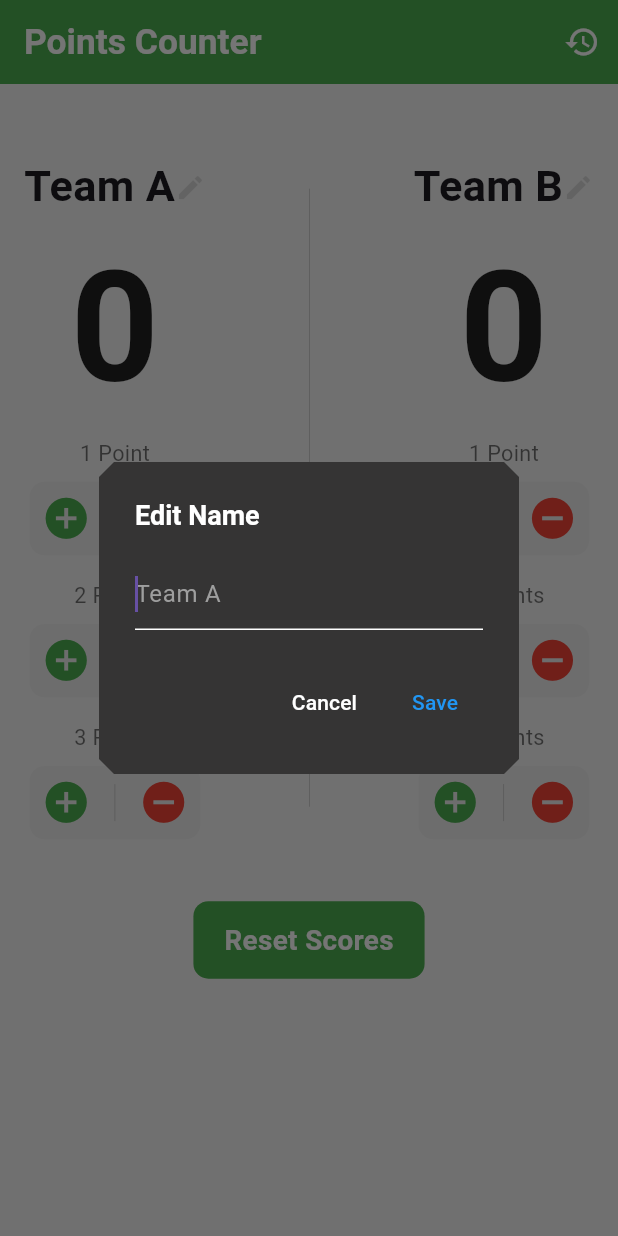
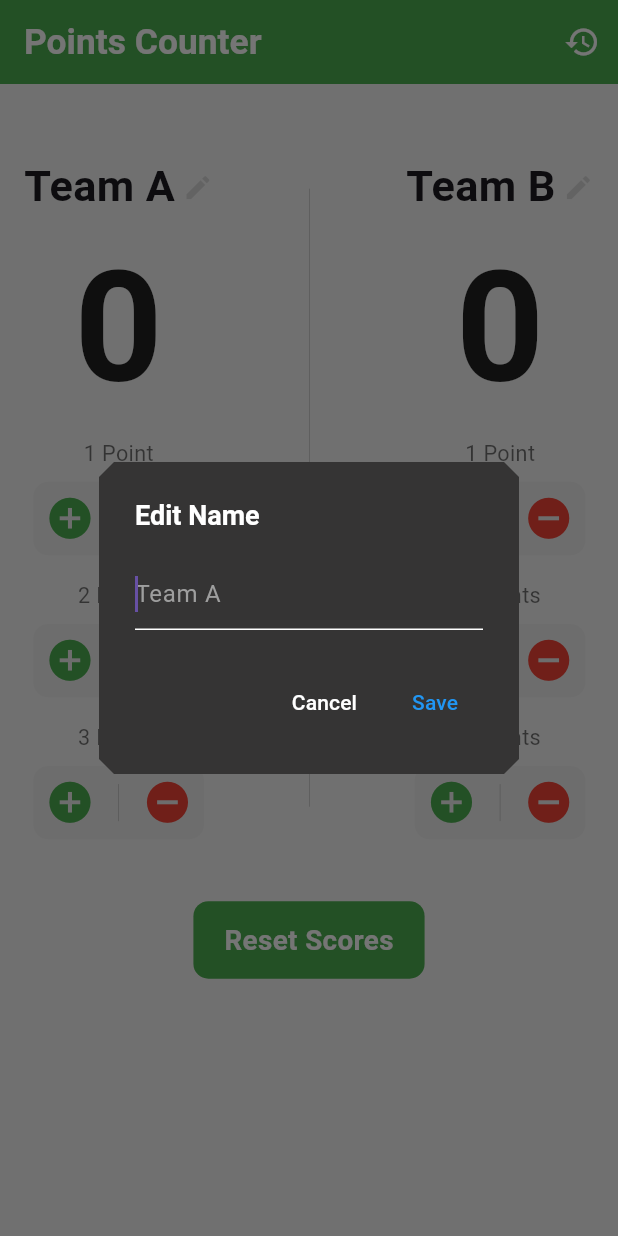
Before and after one commit to Korya25/basketball_counter_app, a Flutter app: the screen it shows after launch, after a tap on the "edit" icon, on a phone screen of 412 x 824 dp. Run offline on Flutter 3.47's test engine with Material 3 defaults, Android fonts, the phone set to English and light mode, and no system bars; our stand-ins replace flutter_bloc.

Commit message:
add Countir cubit

```diff
--- /dev/null
+++ b/lib/cubits/countir_cubit.dart
@@ -0,0 +1,185 @@
+// Counter Cubit
+import 'package:basketball_counter_app/cubits/countir_state.dart';
+import 'package:basketball_counter_app/utils/custom_dialog.dart';
+import 'package:flutter/material.dart';
+import 'package:flutter_bloc/flutter_bloc.dart';
+import 'package:intl/intl.dart';
+
+class CounterCubit extends Cubit<CounterState> {
+  CounterCubit() : super(InitialScoreState());
+
+  int teamAScore = 0;
+  int teamBScore = 0;
+  String teamAName = 'Team A';
+  String teamBName = 'Team B';
+  List<String> scoreHistory = [];
+
+  void addScore(String team, int points) {
+    if (team == teamAName) {
+      teamAScore = (teamAScore + points).clamp(0, double.infinity).toInt();
+    } else {
+      teamBScore = (teamBScore + points).clamp(0, double.infinity).toInt();
+    }
+
+    String timestamp = DateFormat('hh:mm:ss a').format(DateTime.now());
+    String change = points > 0 ? "+$points" : "$points";
+    scoreHistory.add("[$timestamp] $team: $change points");
+    emit(AddScoreState());
+  }
+
+  void minusScore(String team, int points) {
+    if (teamAScore != 0 || teamBScore != 0) {
+      if (team == teamAName) {
+        teamAScore = (teamAScore + points).clamp(0, double.infinity).toInt();
+      } else {
+        teamBScore = (teamBScore + points).clamp(0, double.infinity).toInt();
+      }
+
+      String timestamp = DateFormat('hh:mm:ss a').format(DateTime.now());
+      String change = points > 0 ? "+$points" : "$points";
+      scoreHistory.add("[$timestamp] $team: $change points");
+      emit(AddScoreState());
+    } else {
+      emit(AlertMessageState());
+    }
+  }
+
+  void resetScores(BuildContext context) {
+    if (teamAScore != 0 || teamBScore != 0) {
+      CustomDialogHandler.showCustomDialog(
+        height: 70,
+        context,
+        "Are you sure you want to reset the scores?",
+        backgroundColor: const Color.fromARGB(255, 53, 52, 52),
+        textStyle: const TextStyle(
+          color: Colors.white,
+          fontSize: 17,
+          fontWeight: FontWeight.bold,
+        ),
+        buttontextStyle: const TextStyle(
+          color: Colors.blue,
+          fontSize: 17,
+          fontWeight: FontWeight.bold,
+        ),
+        cancelTap: () => Navigator.pop(context),
+        agreeName: 'Reset',
+        enableCancelButton: true,
+        agreeTap: () {
+          teamAScore = 0;
+          teamBScore = 0;
+          scoreHistory.add(
+            "[${DateFormat('hh:mm:ss a').format(DateTime.now())}] Scores reset to 0.",
+          );
+          emit(ResetScoreState());
+          Navigator.pop(context);
+        },
+      );
+    } else {
+      CustomDialogHandler.showCustomDialog(
+        height: 50,
+        backgroundColor: const Color.fromARGB(255, 53, 52, 52),
+        context,
+        "No points to remove",
+        buttontextStyle: const TextStyle(
+          color: Colors.blue,
+          fontSize: 17,
+          fontWeight: FontWeight.bold,
+        ),
+        textStyle: const TextStyle(
+          color: Colors.white,
+          fontSize: 17,
+          fontWeight: FontWeight.bold,
+        ),
+        agreeTap: () {
+          Navigator.pop(context);
+        },
+      );
+    }
+  }
+
+  void editTeamName(BuildContext context, String team) {
+    TextEditingController controller = TextEditingController();
+
+    showDialog(
+      context: context,
+      builder: (context) => AlertDialog(
+        backgroundColor: const Color.fromARGB(255, 53, 52, 52),
+        shape: BeveledRectangleBorder(
+          borderRadius: BorderRadius.circular(10),
+        ),
+        title: const Text(
+          "Edit Name",
+          style: TextStyle(
+            color: Colors.white,
+            fontWeight: FontWeight.bold,
+            fontSize: 18,
+          ),
+        ),
+        content: TextField(
+          style: const TextStyle(color: Colors.white),
+          controller: controller,
+          autofocus: true,
+          decoration: InputDecoration(
+            hintText: team,
+            hintStyle: const TextStyle(color: Colors.grey),
+            focusedBorder: const UnderlineInputBorder(
+              borderSide: BorderSide(color: Colors.white),
+            ),
+          ),
+        ),
+        actions: [
+          TextButton(
+            onPressed: () => Navigator.pop(context),
+            child: const Text(
+              "Cancel",
+              style: TextStyle(color: Colors.white),
+            ),
+          ),
+          TextButton(
+            onPressed: () {
+              if (team == teamAName) {
+                teamAName =
+                    controller.text.isEmpty ? teamAName : controller.text;
+              } else {
+                teamBName =
+                    controller.text.isEmpty ? teamBName : controller.text;
+              }
+              emit(TeamNameState());
+              Navigator.pop(context);
+            },
+            child: const Text(
+              "Save",
+              style: TextStyle(color: Colors.blue),
+            ),
+          ),
+        ],
+      ),
+    );
+  }
+
+  void showHistory(BuildContext context) {
+    showDialog(
+      context: context,
+      builder: (context) => AlertDialog(
+        title: const Text("Score History"),
+        content: SingleChildScrollView(
+          child: Column(
+            crossAxisAlignment: CrossAxisAlignment.start,
+            children: scoreHistory
+                .map((event) => Text(
+                      event,
+                      style: const TextStyle(fontSize: 14, color: Colors.black),
+                    ))
+                .toList(),
+          ),
+        ),
+        actions: [
+          TextButton(
+            onPressed: () => Navigator.pop(context),
+            child: const Text("Close"),
+          ),
+        ],
+      ),
+    );
+  }
+}
--- /dev/null
+++ b/lib/cubits/countir_state.dart
@@ -0,0 +1,13 @@
+abstract class CounterState {}
+
+class InitialScoreState extends CounterState {}
+
+class AddScoreState extends CounterState {}
+
+class MinusScoreState extends CounterState {}
+
+class ResetScoreState extends CounterState {}
+
+class TeamNameState extends CounterState {}
+
+class AlertMessageState extends CounterState {}
--- a/lib/main.dart
+++ b/lib/main.dart
@@ -1,5 +1,7 @@
+import 'package:basketball_counter_app/cubits/countir_cubit.dart';
 import 'package:basketball_counter_app/screens/counter_screen.dart';
 import 'package:flutter/material.dart';
+import 'package:flutter_bloc/flutter_bloc.dart';
 
 void main() {
   runApp(const BasketballCounterApp());
@@ -10,13 +12,16 @@ class BasketballCounterApp extends StatelessWidget {
 
   @override
   Widget build(BuildContext context) {
-    return MaterialApp(
-      debugShowCheckedModeBanner: false,
-      title: 'Basketball Counter',
-      theme: ThemeData(
-        primarySwatch: Colors.orange,
+    return BlocProvider(
+      create: (context) => CounterCubit(),
+      child: MaterialApp(
+        debugShowCheckedModeBanner: false,
+        title: 'Basketball Counter',
+        theme: ThemeData(
+          primarySwatch: Colors.orange,
+        ),
+        home: CounterScreen(),
       ),
-      home: const CounterScreen(),
     );
   }
 }
--- a/lib/screens/counter_screen.dart
+++ b/lib/screens/counter_screen.dart
@@ -1,204 +1,12 @@
 import 'package:basketball_counter_app/constant/colors.dart';
-import 'package:basketball_counter_app/utils/custom_dialog.dart';
+import 'package:basketball_counter_app/cubits/countir_cubit.dart';
+import 'package:basketball_counter_app/cubits/countir_state.dart';
+import 'package:basketball_counter_app/utils/vertical_devider.dart';
 import 'package:flutter/material.dart';
-import 'package:intl/intl.dart';
+import 'package:flutter_bloc/flutter_bloc.dart';
 
-class CounterScreen extends StatefulWidget {
+class CounterScreen extends StatelessWidget {
   const CounterScreen({super.key});
-
-  @override
-  State<CounterScreen> createState() => _CounterScreenState();
-}
-
-class _CounterScreenState extends State<CounterScreen> {
-  int teamAScore = 0;
-  int teamBScore = 0;
-  String teamAName = 'Team A';
-  String teamBName = 'Team B';
-
-  // List to store the history of score changes
-  List<String> scoreHistory = [];
-
-  void updateScore(String team, int points) {
-    setState(() {
-      if (team == teamAName) {
-        teamAScore = (teamAScore + points).clamp(0, double.infinity).toInt();
-      } else {
-        teamBScore = (teamBScore + points).clamp(0, double.infinity).toInt();
-      }
-
-      // Record the change in the history
-      String timestamp = DateFormat('hh:mm:ss a').format(DateTime.now());
-      String change = points > 0 ? "+$points" : "$points";
-      scoreHistory.add("[$timestamp] $team: $change points");
-    });
-  }
-
-  void miunsScore(String team, int points) {
-    setState(() {
-      if (teamAScore != 0 || teamBScore != 0) {
-        if (team == teamAName) {
-          teamAScore = (teamAScore + points).clamp(0, double.infinity).toInt();
-        } else {
-          teamBScore = (teamBScore + points).clamp(0, double.infinity).toInt();
-        }
-        // Record the change in the history
-        String timestamp = DateFormat('hh:mm:ss a').format(DateTime.now());
-        String change = points > 0 ? "+$points" : "$points";
-        scoreHistory.add("[$timestamp] $team: $change points");
-      }
-    });
-  }
-
-  void editTeamName(String team) {
-    TextEditingController controller = TextEditingController();
-
-    showDialog(
-      context: context,
-      builder: (context) => AlertDialog(
-        backgroundColor: const Color.fromARGB(255, 53, 52, 52),
-        shape: BeveledRectangleBorder(
-          borderRadius: BorderRadius.circular(10),
-        ),
-        title: Text(
-          "Edit Name",
-          style: const TextStyle(
-            color: Colors.white,
-            fontWeight: FontWeight.bold,
-            fontSize: 18,
-          ),
-        ),
-        content: SingleChildScrollView(
-          child: TextField(
-            style: TextStyle(
-              color: Colors.white,
-            ),
-            controller: controller,
-            autofocus: true,
-            decoration: InputDecoration(
-              hintText: team,
-              hintStyle: const TextStyle(color: Colors.grey),
-              focusedBorder: UnderlineInputBorder(
-                borderSide: BorderSide(
-                  color: Colors.white,
-                ),
-              ),
-            ),
-          ),
-        ),
-        actions: [
-          TextButton(
-            onPressed: () => Navigator.pop(context),
-            child: const Text(
-              "Cancel",
-              style: TextStyle(
-                color: Colors.white,
-              ),
-            ),
-          ),
-          TextButton(
-            onPressed: () {
-              setState(() {
-                if (team == teamAName) {
-                  teamAName =
-                      controller.text.isEmpty ? teamAName : controller.text;
-                } else {
-                  teamBName =
-                      controller.text.isEmpty ? teamBName : controller.text;
-                }
-              });
-              Navigator.pop(context);
-            },
-            child: const Text(
-              "Save",
-              style: TextStyle(
-                color: Colors.blue,
-              ),
-            ),
-          ),
-        ],
-      ),
-    );
-  }
-
-  void resetScores() {
-    if (teamAScore != 0 || teamBScore != 0) {
-      CustomDialogHandler.showCustomDialog(
-        height: 70,
-        context,
-        "Are you sure you want to reset the scores?",
-        backgroundColor: const Color.fromARGB(255, 53, 52, 52),
-        textStyle: TextStyle(
-          color: Colors.white,
-          fontSize: 17,
-          fontWeight: FontWeight.bold,
-        ),
-        buttontextStyle: TextStyle(
-          color: Colors.blue,
-          fontSize: 17,
-          fontWeight: FontWeight.bold,
-        ),
-        cancelTap: () => Navigator.pop(context),
-        agreeName: 'Reset',
-        enableCancelButton: true,
-        agreeTap: () {
-          setState(() {
-            teamAScore = 0;
-            teamBScore = 0;
-            scoreHistory.add(
-                "[${DateFormat('hh:mm:ss a').format(DateTime.now())}] Scores reset to 0.");
-          });
-          Navigator.pop(context);
-        },
-      );
-    } else {
-      CustomDialogHandler.showCustomDialog(
-        height: 50,
-        backgroundColor: const Color.fromARGB(255, 53, 52, 52),
-        context,
-        "No points to remove",
-        buttontextStyle: TextStyle(
-          color: Colors.blue,
-          fontSize: 17,
-          fontWeight: FontWeight.bold,
-        ),
-        textStyle: TextStyle(
-          color: Colors.white,
-          fontSize: 17,
-          fontWeight: FontWeight.bold,
-        ),
-        agreeTap: () {
-          Navigator.pop(context);
-        },
-      );
-    }
-  }
-
-  void showHistory() {
-    showDialog(
-      context: context,
-      builder: (context) => AlertDialog(
-        title: const Text("Score History"),
-        content: SingleChildScrollView(
-          child: Column(
-            crossAxisAlignment: CrossAxisAlignment.start,
-            children: scoreHistory
-                .map((event) => Text(
-                      event,
-                      style: const TextStyle(fontSize: 14, color: Colors.black),
-                    ))
-                .toList(),
-          ),
-        ),
-        actions: [
-          TextButton(
-            onPressed: () => Navigator.pop(context),
-            child: const Text("Close"),
-          ),
-        ],
-      ),
-    );
-  }
 
   @override
   Widget build(BuildContext context) {
@@ -219,7 +27,7 @@ class _CounterScreenState extends State<CounterScreen> {
         ),
         actions: [
           IconButton(
-            onPressed: showHistory,
+            onPressed: () => context.read<CounterCubit>().showHistory(context),
             icon: const Icon(
               Icons.history,
               color: Colors.white,
@@ -233,19 +41,31 @@ class _CounterScreenState extends State<CounterScreen> {
           child: SingleChildScrollView(
             child: Column(
               children: [
-                SizedBox(
-                  height: 32,
-                ),
+                const SizedBox(height: 32),
                 Row(
                   mainAxisAlignment: MainAxisAlignment.spaceBetween,
                   children: [
-                    buildTeamSection(size, teamAName, teamAScore),
-                    buildVerticalDivider(height: size.height * 0.5),
-                    buildTeamSection(size, teamBName, teamBScore),
+                    BlocBuilder<CounterCubit, CounterState>(
+                      builder: (context, state) => buildTeamSection(
+                        size,
+                        context.read<CounterCubit>().teamAName,
+                        context.read<CounterCubit>().teamAScore,
+                        context,
+                      ),
+                    ),
+                    CustomVerticalDevider(height: size.height * 0.5),
+                    BlocBuilder<CounterCubit, CounterState>(
+                      builder: (context, state) => buildTeamSection(
+                        size,
+                        context.read<CounterCubit>().teamBName,
+                        context.read<CounterCubit>().teamBScore,
+                        context,
+                      ),
+                    ),
                   ],
                 ),
                 SizedBox(height: size.height * 0.05),
-                buildResetButton(size),
+                buildResetButton(size, context),
               ],
             ),
           ),
@@ -254,7 +74,12 @@ class _CounterScreenState extends State<CounterScreen> {
     );
   }
 
-  Widget buildTeamSection(Size size, String teamName, int score) {
+  Widget buildTeamSection(
+    Size size,
+    String teamName,
+    int score,
+    BuildContext context,
+  ) {
     return Column(
       children: [
         Row(
@@ -268,10 +93,10 @@ class _CounterScreenState extends State<CounterScreen> {
                 fontWeight: FontWeight.bold,
               ),
             ),
+            const SizedBox(width: 5),
             GestureDetector(
-              onTap: () {
-                editTeamName(teamName);
-              },
+              onTap: () =>
+                  context.read<CounterCubit>().editTeamName(context, teamName),
               child: Icon(
                 Icons.edit,
                 color: Colors.black12,
@@ -290,18 +115,24 @@ class _CounterScreenState extends State<CounterScreen> {
         ),
         Column(
           children: [
-            buildPointControl(size, '1 Point', teamName, 1),
+            buildPointControl(size, '1 Point', teamName, 1, context),
             SizedBox(height: size.height * 0.02),
-            buildPointControl(size, '2 Points', teamName, 2),
+            buildPointControl(size, '2 Points', teamName, 2, context),
             SizedBox(height: size.height * 0.02),
-            buildPointControl(size, '3 Points', teamName, 3),
+            buildPointControl(size, '3 Points', teamName, 3, context),
           ],
         ),
       ],
     );
   }
 
-  Widget buildPointControl(Size size, String title, String team, int points) {
+  Widget buildPointControl(
+    Size size,
+    String title,
+    String team,
+    int points,
+    BuildContext context,
+  ) {
     return Column(
       children: [
         Text(
@@ -321,16 +152,18 @@ class _CounterScreenState extends State<CounterScreen> {
             mainAxisSize: MainAxisSize.min,
             children: [
               IconButton(
-                onPressed: () => updateScore(team, points),
+                onPressed: () =>
+                    context.read<CounterCubit>().addScore(team, points),
                 icon: Icon(
                   Icons.add_circle,
                   color: addIconColor,
                   size: size.width * 0.08,
                 ),
               ),
-              buildVerticalDivider(height: size.height * 0.03),
+              CustomVerticalDevider(height: size.height * 0.03),
               IconButton(
-                onPressed: () => miunsScore(team, -points),
+                onPressed: () =>
+                    context.read<CounterCubit>().minusScore(team, -points),
                 icon: Icon(
                   Icons.remove_circle,
                   color: removeIconColor,
@@ -344,9 +177,9 @@ class _CounterScreenState extends State<CounterScreen> {
     );
   }
 
-  Widget buildResetButton(Size size) {
+  Widget buildResetButton(Size size, BuildContext context) {
     return GestureDetector(
-      onTap: resetScores,
+      onTap: () => context.read<CounterCubit>().resetScores(context),
       child: Container(
         padding: EdgeInsets.symmetric(
           horizontal: size.width * 0.05,
@@ -367,15 +200,4 @@ class _CounterScreenState extends State<CounterScreen> {
       ),
     );
   }
-
-  Widget buildVerticalDivider(
-      {required double height, Color color = dividerColor}) {
-    return SizedBox(
-      height: height,
-      child: VerticalDivider(
-        thickness: 0.3,
-        color: color,
-      ),
-    );
-  }
 }
--- /dev/null
+++ b/lib/utils/vertical_devider.dart
@@ -0,0 +1,19 @@
+import 'package:basketball_counter_app/constant/colors.dart';
+import 'package:flutter/material.dart';
+
+class CustomVerticalDevider extends StatelessWidget {
+  const CustomVerticalDevider(
+      {super.key, required this.height, this.color = dividerColor});
+  final double height;
+  final Color color;
+  @override
+  Widget build(BuildContext context) {
+    return SizedBox(
+      height: height,
+      child: VerticalDivider(
+        thickness: 0.3,
+        color: color,
+      ),
+    );
+  }
+}
```
Also changed, not shown: lib/widgets/reset_button.dart (added).
